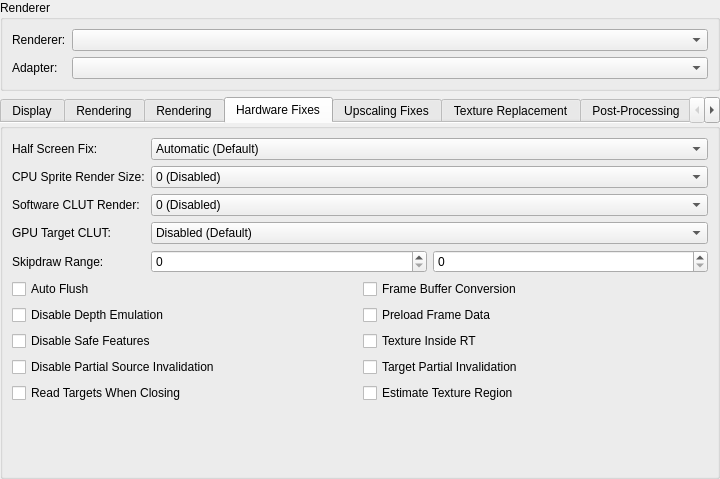
Old version of the form pcsx2-qt/Settings/GraphicsSettingsWidget.ui in the repository PCSX2/pcsx2.
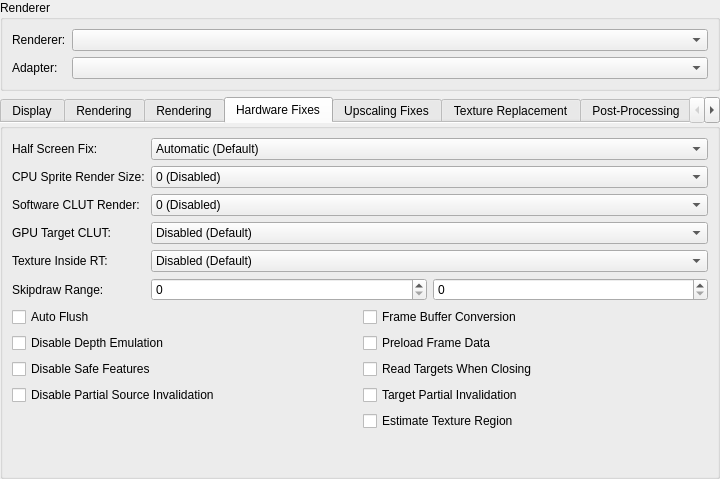
New version of the form. The open tabs and pages were chosen to show the change.

Commit message:
GS/HW: Add "Merge Targets" texture-in-RT mode
Can take several targets from the cache, and create a combined/merged
source from them.

Fixes shadow maps in Destroy All Humans.

```diff
--- a/pcsx2-qt/Settings/GraphicsSettingsWidget.ui
+++ b/pcsx2-qt/Settings/GraphicsSettingsWidget.ui
@@ -978,14 +978,14 @@
          </item>
         </widget>
        </item>
-       <item row="4" column="0">
+       <item row="5" column="0">
         <widget class="QLabel" name="label_12">
          <property name="text">
           <string>Skipdraw Range:</string>
          </property>
         </widget>
        </item>
-       <item row="4" column="1">
+       <item row="5" column="1">
         <layout class="QHBoxLayout" name="horizontalLayout">
          <item>
           <widget class="QSpinBox" name="skipDrawStart">
@@ -1003,7 +1003,7 @@
          </item>
         </layout>
        </item>
-       <item row="5" column="0" colspan="2">
+       <item row="6" column="0" colspan="2">
         <layout class="QGridLayout" name="gridLayout">
          <item row="1" column="1">
           <widget class="QCheckBox" name="preloadFrameData">
@@ -1012,13 +1012,6 @@
            </property>
           </widget>
          </item>
-         <item row="2" column="1">
-          <widget class="QCheckBox" name="textureInsideRt">
-           <property name="text">
-            <string>Texture Inside RT</string>
-           </property>
-          </widget>
-         </item>
          <item row="1" column="0">
           <widget class="QCheckBox" name="disableDepthEmulation">
            <property name="text">
@@ -1061,7 +1054,7 @@
            </property>
           </widget>
          </item>
-         <item row="4" column="0">
+         <item row="2" column="1">
           <widget class="QCheckBox" name="readTCOnClose">
            <property name="text">
             <string>Read Targets When Closing</string>
@@ -1077,6 +1070,32 @@
          </item>
         </layout>
        </item>
+       <item row="4" column="0">
+        <widget class="QLabel" name="label_45">
+         <property name="text">
+          <string>Texture Inside RT:</string>
+         </property>
+        </widget>
+       </item>
+       <item row="4" column="1">
+        <widget class="QComboBox" name="textureInsideRt">
+         <item>
+          <property name="text">
+           <string>Disabled (Default)</string>
+          </property>
+         </item>
+         <item>
+          <property name="text">
+           <string>Inside Target</string>
+          </property>
+         </item>
+         <item>
+          <property name="text">
+           <string>Merge Targets</string>
+          </property>
+         </item>
+        </widget>
+       </item>
       </layout>
      </widget>
      <widget class="QGroupBox" name="upscalingFixesTab">
```
The commit also changes 12 other files.
